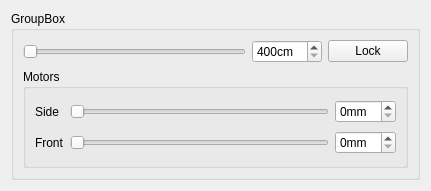
Before: the Qt Designer form pc/core/widgets/qellipseslider.ui in plule/pfe-costumes, drawn with Qt 5.
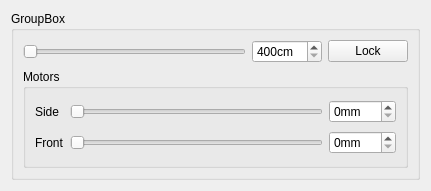
After: the same form once the commit is applied.

Patch:
```diff
--- a/pc/core/widgets/qellipseslider.ui
+++ b/pc/core/widgets/qellipseslider.ui
@@ -104,7 +104,7 @@
             <string>mm</string>
            </property>
            <property name="maximum">
-            <number>50</number>
+            <number>300</number>
            </property>
           </widget>
          </item>
@@ -134,7 +134,7 @@
             <string>mm</string>
            </property>
            <property name="maximum">
-            <number>50</number>
+            <number>300</number>
            </property>
           </widget>
          </item>
```
Left out of the diff: 100 changed lines with no effect on the pictures.
